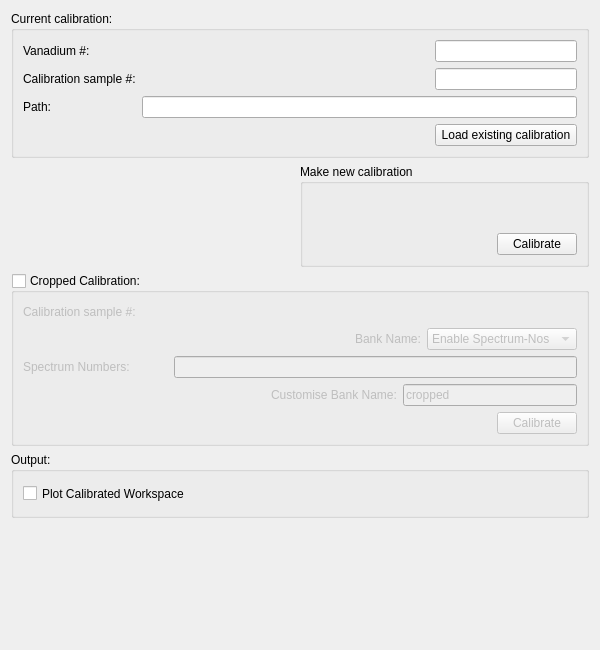
Old version of the form MantidQt/CustomInterfaces/inc/MantidQtCustomInterfaces/EnggDiffraction/EnggDiffractionQtTabCalib.ui in the repository mantidproject/mantid.
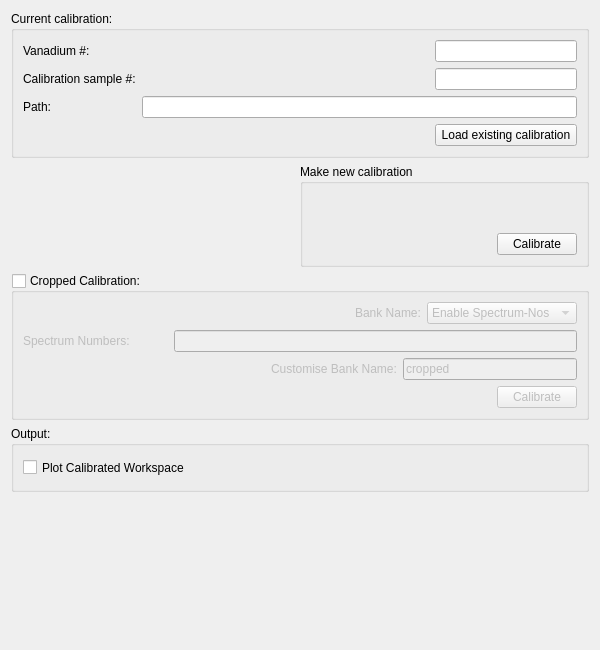
New version of the form. Custom widgets are drawn as their Qt base class.

Commit message: remove unnecessary duplicate MWRunFiles widget, re #16087

The edit to the form file:
```diff
--- a/MantidQt/CustomInterfaces/inc/MantidQtCustomInterfaces/EnggDiffraction/EnggDiffractionQtTabCalib.ui
+++ b/MantidQt/CustomInterfaces/inc/MantidQtCustomInterfaces/EnggDiffraction/EnggDiffractionQtTabCalib.ui
@@ -239,44 +239,20 @@
       <bool>false</bool>
      </property>
      <layout class="QGridLayout" name="gridLayout_4">
-      <item row="3" column="0" colspan="2">
-       <layout class="QHBoxLayout" name="horizontalLayout_14">
-        <item>
-         <spacer name="horizontalSpacer_22">
-          <property name="orientation">
-           <enum>Qt::Horizontal</enum>
-          </property>
-          <property name="sizeHint" stdset="0">
-           <size>
-            <width>248</width>
-            <height>20</height>
-           </size>
-          </property>
-         </spacer>
-        </item>
-        <item>
-         <widget class="QLabel" name="label_cropped_customise_bank">
-          <property name="text">
-           <string>Customise Bank Name:</string>
-          </property>
-         </widget>
-        </item>
-        <item>
-         <widget class="QLineEdit" name="lineEdit_cropped_customise_bank_name">
-          <property name="sizePolicy">
-           <sizepolicy hsizetype="Preferred" vsizetype="Fixed">
-            <horstretch>1</horstretch>
-            <verstretch>0</verstretch>
-           </sizepolicy>
-          </property>
-          <property name="text">
-           <string>cropped</string>
-          </property>
-         </widget>
-        </item>
-       </layout>
+      <item row="3" column="1">
+       <widget class="QPushButton" name="pushButton_new_cropped_calib">
+        <property name="enabled">
+         <bool>true</bool>
+        </property>
+        <property name="text">
+         <string>Calibrate</string>
+        </property>
+        <property name="autoDefault">
+         <bool>false</bool>
+        </property>
+       </widget>
       </item>
-      <item row="4" column="0">
+      <item row="3" column="0">
        <spacer name="horizontalSpacer_19">
         <property name="orientation">
          <enum>Qt::Horizontal</enum>
@@ -289,25 +265,12 @@
         </property>
        </spacer>
       </item>
-      <item row="4" column="1">
-       <widget class="QPushButton" name="pushButton_new_cropped_calib">
-        <property name="enabled">
-         <bool>true</bool>
-        </property>
-        <property name="text">
-         <string>Calibrate</string>
-        </property>
-        <property name="autoDefault">
-         <bool>false</bool>
-        </property>
-       </widget>
-      </item>
-      <item row="2" column="0" colspan="2">
+      <item row="1" column="0" colspan="2">
        <layout class="QHBoxLayout" name="horizontalLayout_11">
         <item>
          <widget class="QLabel" name="label_cropped_spec_nos">
           <property name="enabled">
-           <bool>true</bool>
+           <bool>false</bool>
           </property>
           <property name="text">
            <string>Spectrum Numbers:</string>
@@ -339,7 +302,44 @@
         </item>
        </layout>
       </item>
-      <item row="1" column="0" colspan="2">
+      <item row="2" column="0" colspan="2">
+       <layout class="QHBoxLayout" name="horizontalLayout_14">
+        <item>
+         <spacer name="horizontalSpacer_22">
+          <property name="orientation">
+           <enum>Qt::Horizontal</enum>
+          </property>
+          <property name="sizeHint" stdset="0">
+           <size>
+            <width>248</width>
+            <height>20</height>
+           </size>
+          </property>
+         </spacer>
+        </item>
+        <item>
+         <widget class="QLabel" name="label_cropped_customise_bank">
+          <property name="text">
+           <string>Customise Bank Name:</string>
+          </property>
+         </widget>
+        </item>
+        <item>
+         <widget class="QLineEdit" name="lineEdit_cropped_customise_bank_name">
+          <property name="sizePolicy">
+           <sizepolicy hsizetype="Preferred" vsizetype="Fixed">
+            <horstretch>1</horstretch>
+            <verstretch>0</verstretch>
+           </sizepolicy>
+          </property>
+          <property name="text">
+           <string>cropped</string>
+          </property>
+         </widget>
+        </item>
+       </layout>
+      </item>
+      <item row="0" column="0" colspan="2">
        <layout class="QHBoxLayout" name="horizontalLayout_10">
         <item>
          <spacer name="horizontalSpacer_15">
@@ -357,7 +357,7 @@
         <item>
          <widget class="QLabel" name="label_calib_cropped_spec_ids">
           <property name="enabled">
-           <bool>true</bool>
+           <bool>false</bool>
           </property>
           <property name="text">
            <string>Bank Name:</string>
@@ -367,7 +367,7 @@
         <item>
          <widget class="QComboBox" name="comboBox_calib_cropped_bank_name">
           <property name="enabled">
-           <bool>true</bool>
+           <bool>false</bool>
           </property>
           <item>
            <property name="text">
@@ -388,49 +388,6 @@
         </item>
        </layout>
       </item>
-      <item row="0" column="0" colspan="2">
-       <layout class="QHBoxLayout" name="horizontalLayout_9">
-        <item>
-         <widget class="QLabel" name="label_vanadium_num_2">
-          <property name="enabled">
-           <bool>true</bool>
-          </property>
-          <property name="text">
-           <string>Calibration sample #:</string>
-          </property>
-         </widget>
-        </item>
-        <item>
-         <spacer name="horizontalSpacer_14">
-          <property name="orientation">
-           <enum>Qt::Horizontal</enum>
-          </property>
-          <property name="sizeHint" stdset="0">
-           <size>
-            <width>98</width>
-            <height>20</height>
-           </size>
-          </property>
-         </spacer>
-        </item>
-        <item>
-         <widget class="MantidQt::MantidWidgets::MWRunFiles" name="lineEdit_cropped_run_num" native="true">
-          <property name="text" stdset="0">
-           <string>256663</string>
-          </property>
-          <property name="readOnly" stdset="0">
-           <bool>false</bool>
-          </property>
-          <property name="label" stdset="0">
-           <string>Run #:</string>
-          </property>
-          <property name="multipleFiles" stdset="0">
-           <bool>true</bool>
-          </property>
-         </widget>
-        </item>
-       </layout>
-      </item>
      </layout>
     </widget>
    </item>
```
Left out of the diff: 6 changed lines with no effect on the pictures. The commit also changes 2 other files.
